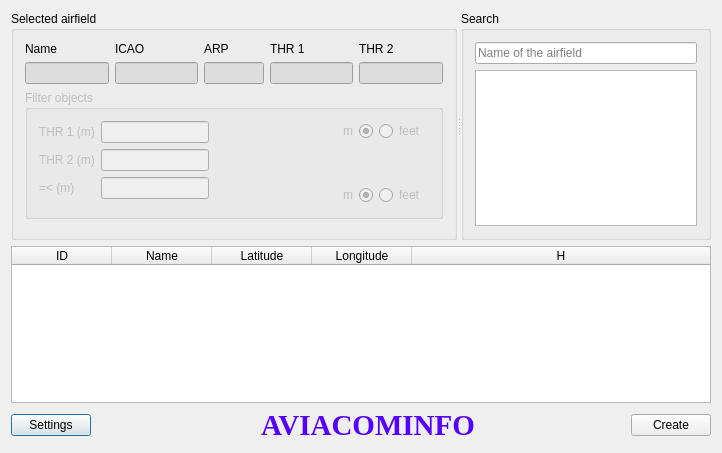
Qt form maindialog.ui (khmaksim/ObstacleCreator) before a commit.
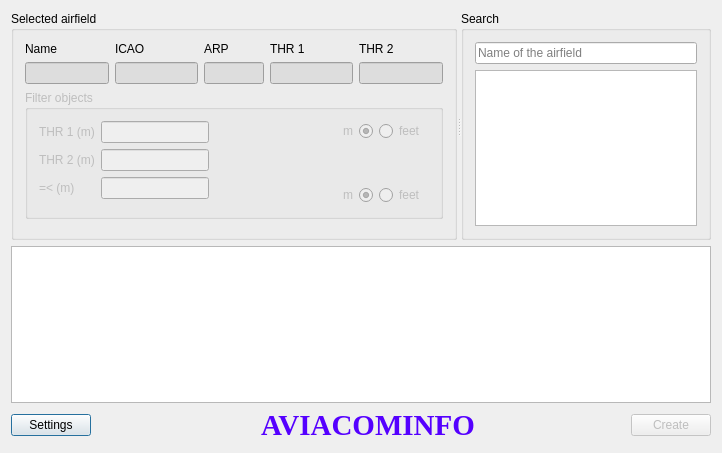
The same form after that commit. Icons and pictures are not drawn.

Commit message: Add filter model for obstracleModel and proxy model for show 10 rows in table view. Created func filter obstracle, create file, get list obstracle by airfield.

What changed in the file:
```diff
--- a/maindialog.ui
+++ b/maindialog.ui
@@ -425,50 +425,6 @@
      </widget>
     </widget>
    </item>
-   <item row="1" column="0">
-    <widget class="QTableWidget" name="obstacleTableWidget">
-     <property name="editTriggers">
-      <set>QAbstractItemView::NoEditTriggers</set>
-     </property>
-     <property name="alternatingRowColors">
-      <bool>true</bool>
-     </property>
-     <property name="selectionMode">
-      <enum>QAbstractItemView::SingleSelection</enum>
-     </property>
-     <property name="selectionBehavior">
-      <enum>QAbstractItemView::SelectRows</enum>
-     </property>
-     <attribute name="horizontalHeaderStretchLastSection">
-      <bool>true</bool>
-     </attribute>
-     <column>
-      <property name="text">
-       <string>ID</string>
-      </property>
-     </column>
-     <column>
-      <property name="text">
-       <string>Name</string>
-      </property>
-     </column>
-     <column>
-      <property name="text">
-       <string>Latitude</string>
-      </property>
-     </column>
-     <column>
-      <property name="text">
-       <string>Longitude</string>
-      </property>
-     </column>
-     <column>
-      <property name="text">
-       <string>H</string>
-      </property>
-     </column>
-    </widget>
-   </item>
    <item row="2" column="0">
     <layout class="QHBoxLayout" name="horizontalLayout">
      <item>
@@ -562,6 +518,9 @@
      </item>
      <item>
       <widget class="QPushButton" name="createButton">
+       <property name="enabled">
+        <bool>false</bool>
+       </property>
        <property name="text">
         <string>Create</string>
        </property>
@@ -569,6 +528,25 @@
      </item>
     </layout>
    </item>
+   <item row="1" column="0">
+    <widget class="QTableView" name="obstacleTableView">
+     <property name="editTriggers">
+      <set>QAbstractItemView::NoEditTriggers</set>
+     </property>
+     <property name="alternatingRowColors">
+      <bool>true</bool>
+     </property>
+     <property name="selectionMode">
+      <enum>QAbstractItemView::SingleSelection</enum>
+     </property>
+     <property name="selectionBehavior">
+      <enum>QAbstractItemView::SelectRows</enum>
+     </property>
+     <attribute name="verticalHeaderCascadingSectionResizes">
+      <bool>true</bool>
+     </attribute>
+    </widget>
+   </item>
   </layout>
  </widget>
  <layoutdefault spacing="6" margin="11"/>
```
Left out of the diff: 2 changed lines with no effect on the pictures. The commit also changes 4 other files.
